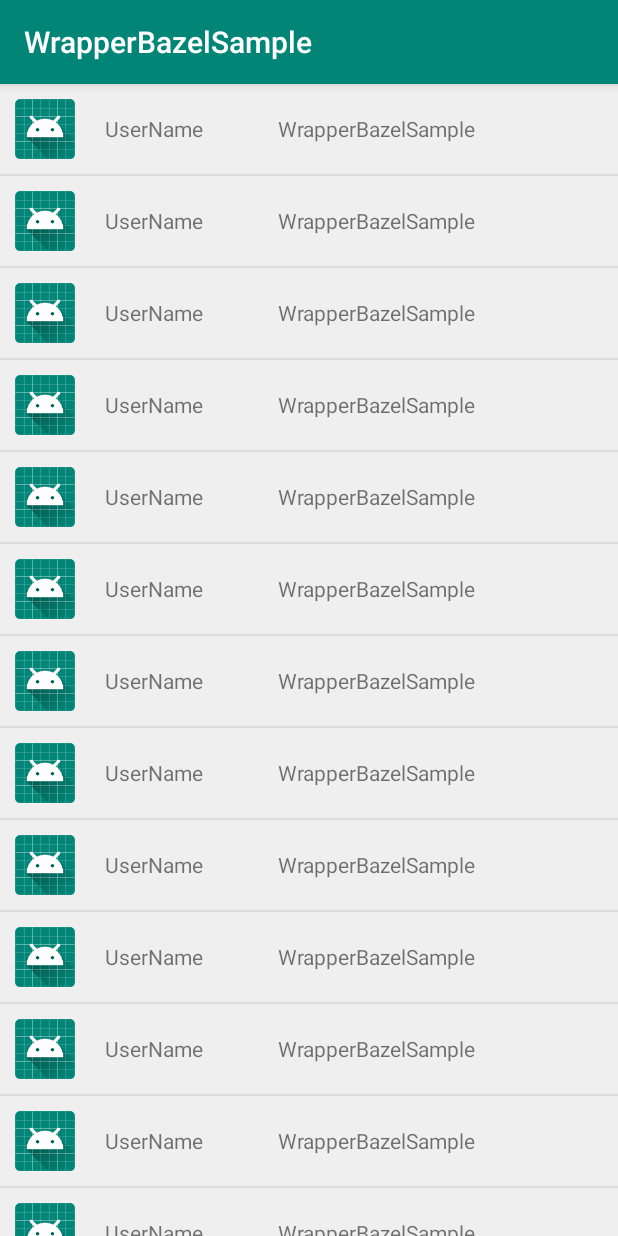
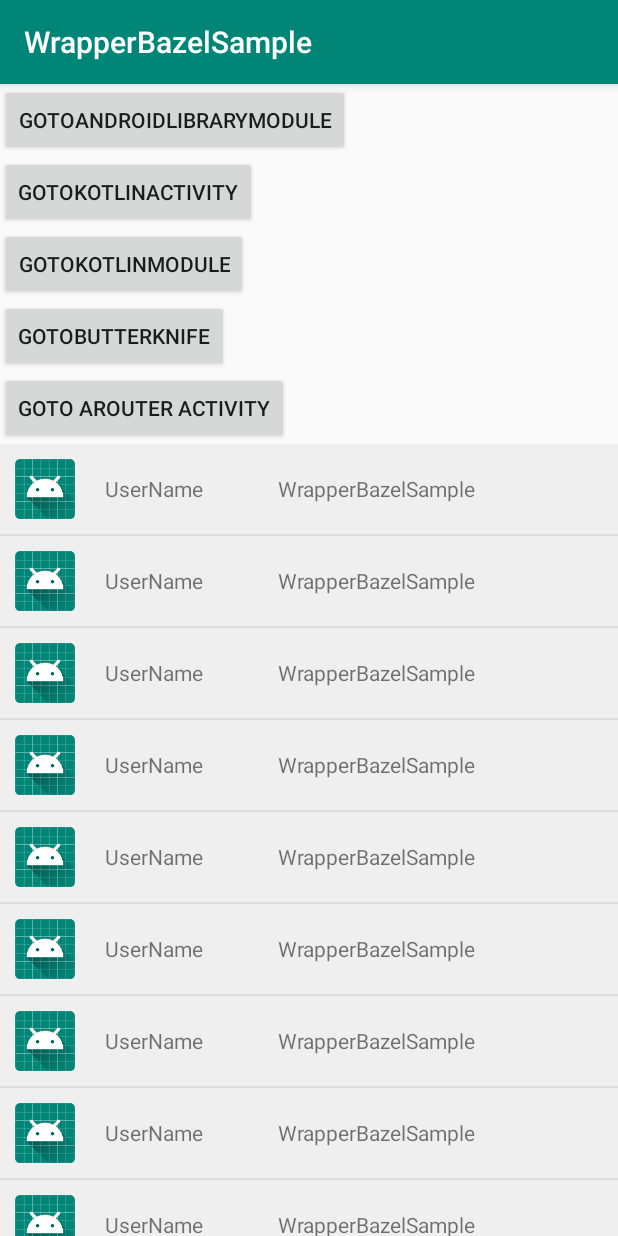
Before and after one commit to act262/gradle-to-bazel, an Android app: the screen it shows after launch (MainActivity), on a phone screen of 412 x 824 dp. Run offline under Robolectric (Android 15) with nearby library versions, the phone set to English and light mode, and no system bars; libraries missing offline, so code that uses them is left out: com.alibaba.android; 3 statements that could not run were skipped.

Commit message:
feat(plugin): Add support apt, plugin but not working well.

```diff
--- a/app/src/main/AndroidManifest.xml
+++ b/app/src/main/AndroidManifest.xml
@@ -20,8 +20,9 @@
             </intent-filter>
         </activity>
 
-        <activity android:name=".SecondActivity" />
+        <activity android:name=".arouter.ARouterPageActivity" />
         <activity android:name=".KotlinActivity" />
+        <activity android:name=".butterknife.ButterKnifeActivity" />
 
     </application>
 
--- /dev/null
+++ b/app/src/main/java/io/zcx/plugin/wrapper/bazel/arouter/RoutePaths.java
@@ -0,0 +1,7 @@
+package io.zcx.plugin.wrapper.bazel.arouter;
+
+public interface RoutePaths {
+
+    String PAGE_AROUTER = "/router/second";
+
+}
--- a/app/src/main/res/layout/activity_second.xml
+++ b/app/src/main/res/layout/activity_arouter_page.xml
@@ -1,9 +1,8 @@
 <?xml version="1.0" encoding="utf-8"?>
 <android.support.constraint.ConstraintLayout xmlns:android="http://schemas.android.com/apk/res/android"
-    xmlns:app="http://schemas.android.com/apk/res-auto"
     xmlns:tools="http://schemas.android.com/tools"
     android:layout_width="match_parent"
     android:layout_height="match_parent"
-    tools:context=".SecondActivity">
+    tools:context=".arouter.ARouterPageActivity">
 
 </android.support.constraint.ConstraintLayout>
--- a/app/src/main/res/layout/activity_main.xml
+++ b/app/src/main/res/layout/activity_main.xml
@@ -7,6 +7,36 @@
     android:orientation="vertical"
     tools:context=".MainActivity">
 
+    <Button
+        android:layout_width="wrap_content"
+        android:layout_height="wrap_content"
+        android:onClick="gotoAndroidLibraryModule"
+        android:text="gotoAndroidLibraryModule" />
+
+    <Button
+        android:layout_width="wrap_content"
+        android:layout_height="wrap_content"
+        android:onClick="gotoKotlinActivity"
+        android:text="gotoKotlinActivity" />
+
+    <Button
+        android:layout_width="wrap_content"
+        android:layout_height="wrap_content"
+        android:onClick="gotoKotlinModule"
+        android:text="gotoKotlinModule" />
+
+    <Button
+        android:layout_width="wrap_content"
+        android:layout_height="wrap_content"
+        android:onClick="gotoButterKnife"
+        android:text="gotoButterKnife" />
+
+    <Button
+        android:layout_width="wrap_content"
+        android:layout_height="wrap_content"
+        android:onClick="gotoSecond"
+        android:text="goto ARouter activity" />
+
     <android.support.v7.widget.RecyclerView
         android:id="@+id/recyclerView"
         android:layout_width="match_parent"
```
Also changed, not shown: app/build.gradle (+21 -0 lines), app/src/main/java/io/zcx/plugin/wrapper/bazel/MainActivity.java (+29 -7 lines), app/src/main/java/io/zcx/plugin/wrapper/bazel/SecondActivity.java (deleted, +0 -13 lines), app/src/main/java/io/zcx/plugin/wrapper/bazel/arouter/ARouterPageActivity.java (added, +22 -0 lines), app/src/main/java/io/zcx/plugin/wrapper/bazel/butterknife/ButterKnifeActivity.java (added, +33 -0 lines), app/src/main/res/layout/activity_butter_knife.xml (added, +22 -0 lines), 4 other files.
